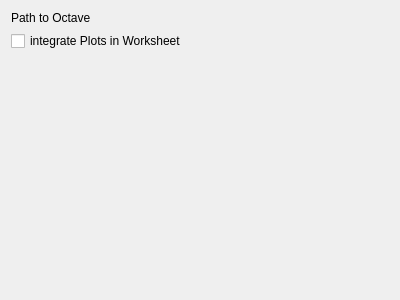
Above: src/backends/octave/settings.ui from KDE/cantor before the change. Below: the same form after it.
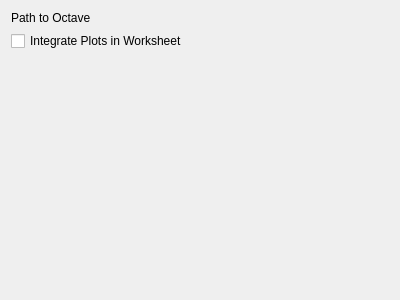
That is the form after the change. Custom widgets are drawn as their Qt base class.

Commit message: Fix a common capitalization issue in backend configuration widgets GUI: "integrate Plots in Worksheet" => "Integrate Plots in Worksheet"

What changed in the file:
```diff
--- a/src/backends/octave/settings.ui
+++ b/src/backends/octave/settings.ui
@@ -28,7 +28,7 @@
    <item>
     <widget class="QCheckBox" name="kcfg_integratePlots">
      <property name="text">
-      <string>integrate Plots in Worksheet</string>
+      <string>Integrate Plots in Worksheet</string>
      </property>
     </widget>
    </item>
```
The commit also changes 2 other files.
